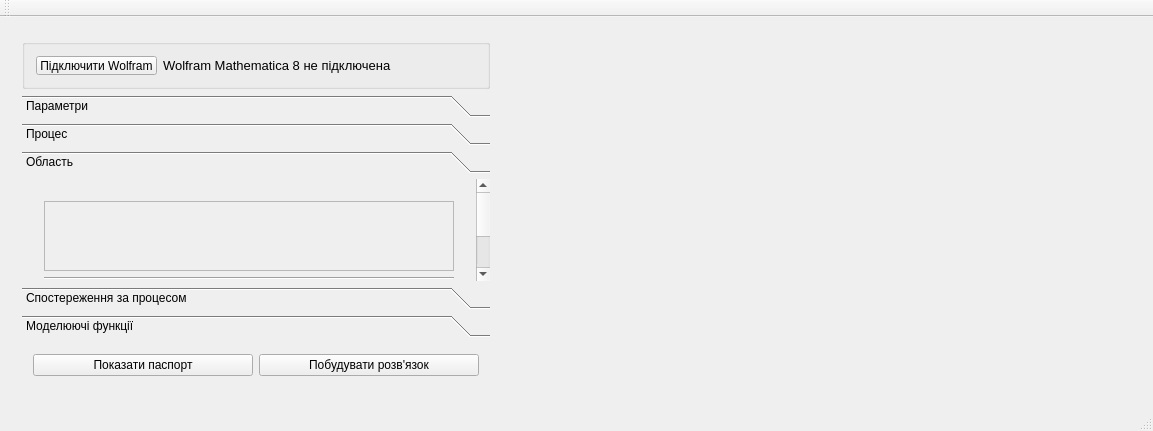
Old version of the form MathMod/mainwindow.ui in the repository romathebest/stoyan.
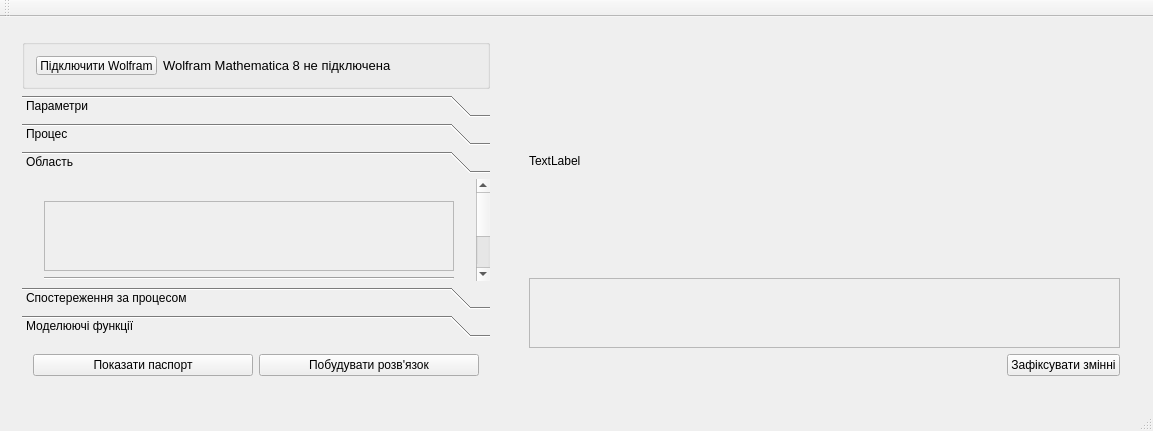
New version of the form. The open tabs and pages were chosen to show the change. Custom widgets are drawn as their Qt base class.

```diff
--- a/MathMod/mainwindow.ui
+++ b/MathMod/mainwindow.ui
@@ -94,7 +94,7 @@
           <string notr="true"/>
          </property>
          <property name="currentIndex">
-          <number>4</number>
+          <number>2</number>
          </property>
          <widget class="QWidget" name="pageParameters">
           <property name="geometry">
@@ -667,12 +667,12 @@
     <item row="0" column="1">
      <widget class="QStackedWidget" name="stackedWidgetResult">
       <property name="currentIndex">
-       <number>1</number>
+       <number>0</number>
       </property>
       <widget class="QWidget" name="page">
        <layout class="QGridLayout" name="gridLayout_2">
         <item row="0" column="0">
-         <widget class="QCustomPlot" name="ResultGraphic" native="true">
+         <widget class="QWidget" name="ResultGraphic" native="true">
           <property name="sizePolicy">
            <sizepolicy hsizetype="Expanding" vsizetype="Preferred">
             <horstretch>0</horstretch>
@@ -685,7 +685,82 @@
             <height>0</height>
            </size>
           </property>
-          <layout class="QVBoxLayout" name="verticalLayout_10"/>
+          <layout class="QVBoxLayout" name="verticalLayout_16">
+           <item>
+            <widget class="QLabel" name="graphicView">
+             <property name="sizePolicy">
+              <sizepolicy hsizetype="Expanding" vsizetype="Expanding">
+               <horstretch>0</horstretch>
+               <verstretch>0</verstretch>
+              </sizepolicy>
+             </property>
+             <property name="text">
+              <string>TextLabel</string>
+             </property>
+            </widget>
+           </item>
+           <item>
+            <widget class="QScrollArea" name="scrollArea_2">
+             <property name="sizePolicy">
+              <sizepolicy hsizetype="Expanding" vsizetype="Maximum">
+               <horstretch>0</horstretch>
+               <verstretch>0</verstretch>
+              </sizepolicy>
+             </property>
+             <property name="maximumSize">
+              <size>
+               <width>16777215</width>
+               <height>100</height>
+              </size>
+             </property>
+             <property name="widgetResizable">
+              <bool>true</bool>
+             </property>
+             <widget class="QWidget" name="scrollAreaWidgetContents_2">
+              <property name="geometry">
+               <rect>
+                <x>0</x>
+                <y>0</y>
+                <width>601</width>
+                <height>69</height>
+               </rect>
+              </property>
+              <layout class="QVBoxLayout" name="verticalLayout_10">
+               <item>
+                <widget class="QWidget" name="widget_24" native="true"/>
+               </item>
+              </layout>
+             </widget>
+            </widget>
+           </item>
+           <item>
+            <layout class="QHBoxLayout" name="horizontalLayout_21">
+             <property name="sizeConstraint">
+              <enum>QLayout::SetMaximumSize</enum>
+             </property>
+             <item>
+              <spacer name="horizontalSpacer_4">
+               <property name="orientation">
+                <enum>Qt::Horizontal</enum>
+               </property>
+               <property name="sizeHint" stdset="0">
+                <size>
+                 <width>40</width>
+                 <height>20</height>
+                </size>
+               </property>
+              </spacer>
+             </item>
+             <item>
+              <widget class="QPushButton" name="pushButton_3">
+               <property name="text">
+                <string>Зафіксувати змінні</string>
+               </property>
+              </widget>
+             </item>
+            </layout>
+           </item>
+          </layout>
          </widget>
         </item>
        </layout>
@@ -759,14 +834,6 @@
   <widget class="QStatusBar" name="statusBar"/>
  </widget>
  <layoutdefault spacing="6" margin="11"/>
- <customwidgets>
-  <customwidget>
-   <class>QCustomPlot</class>
-   <extends>QWidget</extends>
-   <header location="global">qcustomplot.h</header>
-   <container>1</container>
-  </customwidget>
- </customwidgets>
  <resources/>
  <connections/>
 </ui>
```
